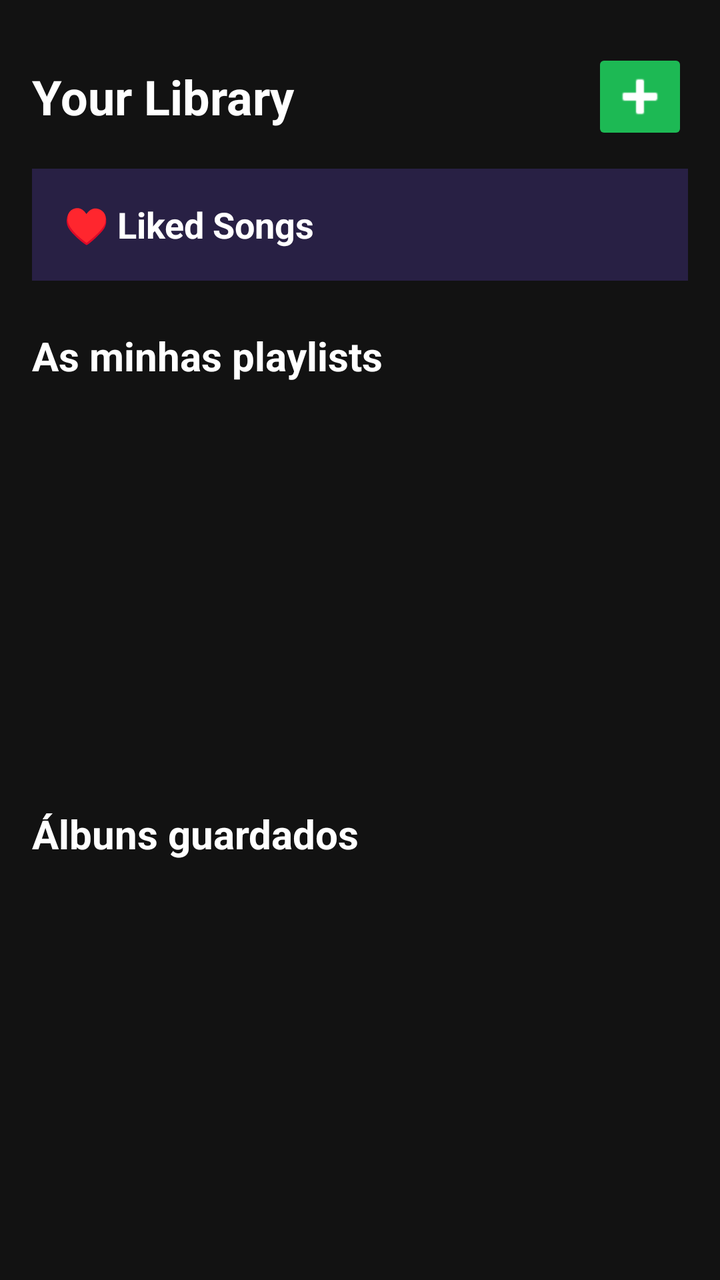
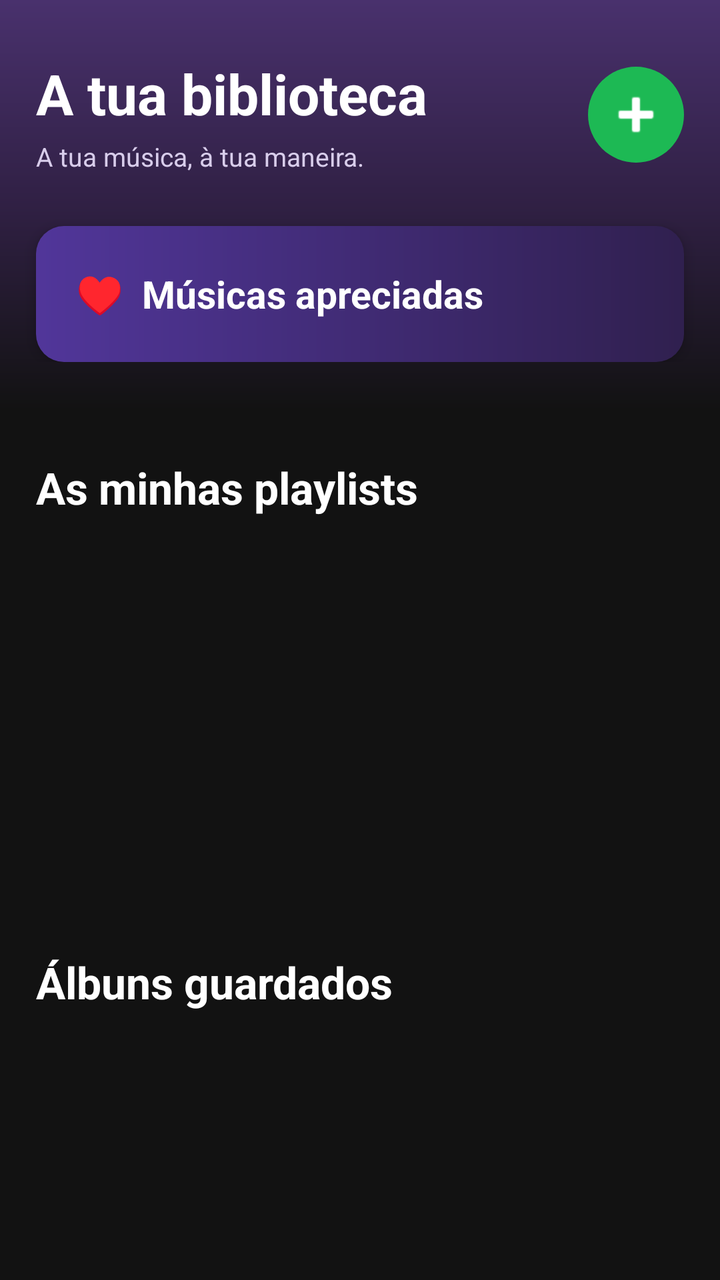

Compare the two renders of this Android layout. The source of the first and the diff that turns it into the second are given below.
<!-- AndroidManifest.xml: application theme Theme.SpotifyClone -->
<!-- res/layout/fragment_library.xml -->
<?xml version="1.0" encoding="utf-8"?>
<androidx.constraintlayout.widget.ConstraintLayout
        xmlns:android="http://schemas.android.com/apk/res/android"
        xmlns:app="http://schemas.android.com/apk/res-auto"
        android:layout_width="match_parent"
        android:layout_height="match_parent"
        android:background="#121212">

    <TextView
            android:id="@+id/textLibraryTitle"
            android:layout_width="wrap_content"
            android:layout_height="wrap_content"
            android:layout_marginStart="16dp"
            android:layout_marginTop="32dp"
            android:text="Your Library"
            android:textColor="#FFFFFF"
            android:textSize="24sp"
            android:textStyle="bold"
            app:layout_constraintStart_toStartOf="parent"
            app:layout_constraintTop_toTopOf="parent" />


    <ImageButton
            android:id="@+id/buttonCreatePlaylist"
            android:layout_width="48dp"
            android:layout_height="48dp"
            android:layout_marginEnd="16dp"
            android:backgroundTint="#1DB954"
            android:src="@android:drawable/ic_input_add"
            android:tint="#FFFFFF"
            android:contentDescription="Criar playlist"
            app:layout_constraintTop_toTopOf="@id/textLibraryTitle"
            app:layout_constraintBottom_toBottomOf="@id/textLibraryTitle"
            app:layout_constraintEnd_toEndOf="parent" />

    <TextView
            android:id="@+id/buttonLikedSongs"
            android:layout_width="0dp"
            android:layout_height="56dp"
            android:layout_marginStart="16dp"
            android:layout_marginEnd="16dp"
            android:layout_marginTop="20dp"
            android:background="#282044"
            android:gravity="center_vertical"
            android:paddingStart="16dp"
            android:paddingEnd="16dp"
            android:text="♥ Liked Songs"
            android:textColor="#FFFFFF"
            android:textSize="18sp"
            android:textStyle="bold"
            android:clickable="true"
            android:focusable="true"
            app:layout_constraintTop_toBottomOf="@id/textLibraryTitle"
            app:layout_constraintStart_toStartOf="parent"
            app:layout_constraintEnd_toEndOf="parent" />
    <TextView
            android:id="@+id/textPlaylistsTitle"
            android:layout_width="wrap_content"
            android:layout_height="wrap_content"
            android:layout_marginStart="16dp"
            android:layout_marginTop="24dp"
            android:text="As minhas playlists"
            android:textColor="#FFFFFF"
            android:textSize="20sp"
            android:textStyle="bold"
            app:layout_constraintStart_toStartOf="parent"
            app:layout_constraintTop_toBottomOf="@id/buttonLikedSongs" />

    <androidx.recyclerview.widget.RecyclerView
            android:id="@+id/recyclerViewPlaylists"
            android:layout_width="0dp"
            android:layout_height="180dp"
            android:layout_marginTop="12dp"
            android:layout_marginStart="8dp"
            android:layout_marginEnd="8dp"
            app:layout_constraintTop_toBottomOf="@id/textPlaylistsTitle"
            app:layout_constraintStart_toStartOf="parent"
            app:layout_constraintEnd_toEndOf="parent" />

    <TextView
            android:id="@+id/textAlbumsTitle"
            android:layout_width="wrap_content"
            android:layout_height="wrap_content"
            android:layout_marginStart="16dp"
            android:layout_marginTop="20dp"
            android:text="Álbuns guardados"
            android:textColor="#FFFFFF"
            android:textSize="20sp"
            android:textStyle="bold"
            app:layout_constraintStart_toStartOf="parent"
            app:layout_constraintTop_toBottomOf="@id/recyclerViewPlaylists" />

    <androidx.recyclerview.widget.RecyclerView
            android:id="@+id/recyclerViewLibrary"
            android:layout_width="0dp"
            android:layout_height="0dp"
            android:layout_marginTop="12dp"
            android:layout_marginStart="8dp"
            android:layout_marginEnd="8dp"
            app:layout_constraintTop_toBottomOf="@id/textAlbumsTitle"
            app:layout_constraintBottom_toBottomOf="parent"
            app:layout_constraintStart_toStartOf="parent"
            app:layout_constraintEnd_toEndOf="parent" />

</androidx.constraintlayout.widget.ConstraintLayout>
<!-- resources referenced by this layout -->
<resources>
  <style name="Theme.SpotifyClone" parent="Base.Theme.SpotifyClone" />
  <style name="Base.Theme.SpotifyClone" parent="Theme.Material3.DayNight.NoActionBar">
          
          
      </style>
</resources>

<!-- the commit's change to res/layout/fragment_library.xml (unified diff, before → after) -->
@@ -6,86 +6,125 @@
         android:layout_height="match_parent"
         android:background="#121212">
 
-    <TextView
-            android:id="@+id/textLibraryTitle"
-            android:layout_width="wrap_content"
+    
+    <LinearLayout
+            android:id="@+id/libraryHeader"
+            android:layout_width="0dp"
             android:layout_height="wrap_content"
-            android:layout_marginStart="16dp"
-            android:layout_marginTop="32dp"
-            android:text="Your Library"
-            android:textColor="#FFFFFF"
-            android:textSize="24sp"
-            android:textStyle="bold"
+            android:background="@drawable/bg_library_header"
+            android:orientation="vertical"
+            android:paddingTop="28dp"
+            android:paddingBottom="24dp"
+            app:layout_constraintTop_toTopOf="parent"
             app:layout_constraintStart_toStartOf="parent"
-            app:layout_constraintTop_toTopOf="parent" />
+            app:layout_constraintEnd_toEndOf="parent">
 
+        
+        <LinearLayout
+                android:layout_width="match_parent"
+                android:layout_height="wrap_content"
+                android:gravity="center_vertical"
+                android:orientation="horizontal"
+                android:paddingStart="18dp"
+                android:paddingEnd="18dp">
 
-    <ImageButton
-            android:id="@+id/buttonCreatePlaylist"
-            android:layout_width="48dp"
-            android:layout_height="48dp"
-            android:layout_marginEnd="16dp"
-            android:backgroundTint="#1DB954"
-            android:src="@android:drawable/ic_input_add"
-            android:tint="#FFFFFF"
-            android:contentDescription="Criar playlist"
-            app:layout_constraintTop_toTopOf="@id/textLibraryTitle"
-            app:layout_constraintBottom_toBottomOf="@id/textLibraryTitle"
-            app:layout_constraintEnd_toEndOf="parent" />
+            <LinearLayout
+                    android:layout_width="0dp"
+                    android:layout_height="wrap_content"
+                    android:layout_weight="1"
+                    android:orientation="vertical">
 
-    <TextView
-            android:id="@+id/buttonLikedSongs"
-            android:layout_width="0dp"
-            android:layout_height="56dp"
-            android:layout_marginStart="16dp"
-            android:layout_marginEnd="16dp"
-            android:layout_marginTop="20dp"
-            android:background="#282044"
-            android:gravity="center_vertical"
-            android:paddingStart="16dp"
-            android:paddingEnd="16dp"
-            android:text="♥ Liked Songs"
-            android:textColor="#FFFFFF"
-            android:textSize="18sp"
-            android:textStyle="bold"
-            android:clickable="true"
-            android:focusable="true"
-            app:layout_constraintTop_toBottomOf="@id/textLibraryTitle"
-            app:layout_constraintStart_toStartOf="parent"
-            app:layout_constraintEnd_toEndOf="parent" />
+                <TextView
+                        android:id="@+id/textLibraryTitle"
+                        android:layout_width="match_parent"
+                        android:layout_height="wrap_content"
+                        android:text="A tua biblioteca"
+                        android:textColor="#FFFFFF"
+                        android:textSize="28sp"
+                        android:textStyle="bold" />
+
+                <TextView
+                        android:layout_width="match_parent"
+                        android:layout_height="wrap_content"
+                        android:layout_marginTop="4dp"
+                        android:text="A tua música, à tua maneira."
+                        android:textColor="#D8CDEB"
+                        android:textSize="13sp" />
+
+            </LinearLayout>
+
+            
+            <ImageButton
+                    android:id="@+id/buttonCreatePlaylist"
+                    android:layout_width="48dp"
+                    android:layout_height="48dp"
+                    android:background="@drawable/bg_create_playlist_button"
+                    android:contentDescription="Criar playlist"
+                    android:padding="12dp"
+                    android:src="@android:drawable/ic_input_add"
+                    android:tint="#FFFFFF" />
+
+        </LinearLayout>
+
+        
+        <TextView
+                android:id="@+id/buttonLikedSongs"
+                android:layout_width="match_parent"
+                android:layout_height="68dp"
+                android:layout_marginStart="18dp"
+                android:layout_marginEnd="18dp"
+                android:layout_marginTop="26dp"
+                android:background="@drawable/bg_liked_songs_card"
+                android:clickable="true"
+                android:focusable="true"
+                android:gravity="center_vertical"
+                android:paddingStart="20dp"
+                android:paddingEnd="16dp"
+                android:text="♥  Músicas apreciadas"
+                android:textColor="#FFFFFF"
+                android:textSize="19sp"
+                android:textStyle="bold"
+                android:elevation="4dp" />
+
+    </LinearLayout>
+
+    
     <TextView
             android:id="@+id/textPlaylistsTitle"
             android:layout_width="wrap_content"
             android:layout_height="wrap_content"
-            android:layout_marginStart="16dp"
+            android:layout_marginStart="18dp"
             android:layout_marginTop="24dp"
             android:text="As minhas playlists"
             android:textColor="#FFFFFF"
-            android:textSize="20sp"
+            android:textSize="22sp"
             android:textStyle="bold"
             app:layout_constraintStart_toStartOf="parent"
-            app:layout_constraintTop_toBottomOf="@id/buttonLikedSongs" />
+            app:layout_constraintTop_toBottomOf="@id/libraryHeader" />
 
     <androidx.recyclerview.widget.RecyclerView
             android:id="@+id/recyclerViewPlaylists"
             android:layout_width="0dp"
             android:layout_height="180dp"
-            android:layout_marginTop="12dp"
-            android:layout_marginStart="8dp"
-            android:layout_marginEnd="8dp"
+            android:layout_marginTop="14dp"
+            android:layout_marginStart="12dp"
+            android:layout_marginEnd="12dp"
+            android:clipToPadding="false"
+            android:paddingBottom="4dp"
             app:layout_constraintTop_toBottomOf="@id/textPlaylistsTitle"
             app:layout_constraintStart_toStartOf="parent"
             app:layout_constraintEnd_toEndOf="parent" />
 
+    
     <TextView
             android:id="@+id/textAlbumsTitle"
             android:layout_width="wrap_content"
             android:layout_height="wrap_content"
-            android:layout_marginStart="16dp"
-            android:layout_marginTop="20dp"
+            android:layout_marginStart="18dp"
+            android:layout_marginTop="24dp"
             android:text="Álbuns guardados"
             android:textColor="#FFFFFF"
-            android:textSize="20sp"
+            android:textSize="22sp"
             android:textStyle="bold"
             app:layout_constraintStart_toStartOf="parent"
             app:layout_constraintTop_toBottomOf="@id/recyclerViewPlaylists" />
@@ -94,9 +133,11 @@
             android:id="@+id/recyclerViewLibrary"
             android:layout_width="0dp"
             android:layout_height="0dp"
-            android:layout_marginTop="12dp"
-            android:layout_marginStart="8dp"
-            android:layout_marginEnd="8dp"
+            android:layout_marginTop="14dp"
+            android:layout_marginStart="12dp"
+            android:layout_marginEnd="12dp"
+            android:clipToPadding="false"
+            android:paddingBottom="24dp"
             app:layout_constraintTop_toBottomOf="@id/textAlbumsTitle"
             app:layout_constraintBottom_toBottomOf="parent"
             app:layout_constraintStart_toStartOf="parent"
<!-- resource entries referenced after the edit -->
@@ -1,5 +1,42 @@
 <!-- resources referenced by this layout -->
 <resources>
+  <!-- drawable bg_create_playlist_button (drawable) -->
+  <?xml version="1.0" encoding="utf-8"?>
+  <shape xmlns:android="http://schemas.android.com/apk/res/android"
+         android:shape="rectangle">
+  
+      <solid android:color="#1DB954" />
+  
+      <corners android:radius="24dp" />
+  
+  </shape>
+  <!-- drawable bg_library_header (drawable) -->
+  <?xml version="1.0" encoding="utf-8"?>
+  <shape xmlns:android="http://schemas.android.com/apk/res/android"
+         android:shape="rectangle">
+  
+      <gradient
+              android:angle="270"
+              android:startColor="#49316D"
+              android:centerColor="#302044"
+              android:endColor="#121212"
+              android:type="linear" />
+  
+  </shape>
+  <!-- drawable bg_liked_songs_card (drawable) -->
+  <?xml version="1.0" encoding="utf-8"?>
+  <shape xmlns:android="http://schemas.android.com/apk/res/android"
+         android:shape="rectangle">
+  
+      <gradient
+              android:angle="0"
+              android:startColor="#51369A"
+              android:endColor="#30204F"
+              android:type="linear" />
+  
+      <corners android:radius="14dp" />
+  
+  </shape>
   <style name="Theme.SpotifyClone" parent="Base.Theme.SpotifyClone" />
   <style name="Base.Theme.SpotifyClone" parent="Theme.Material3.DayNight.NoActionBar">
           
